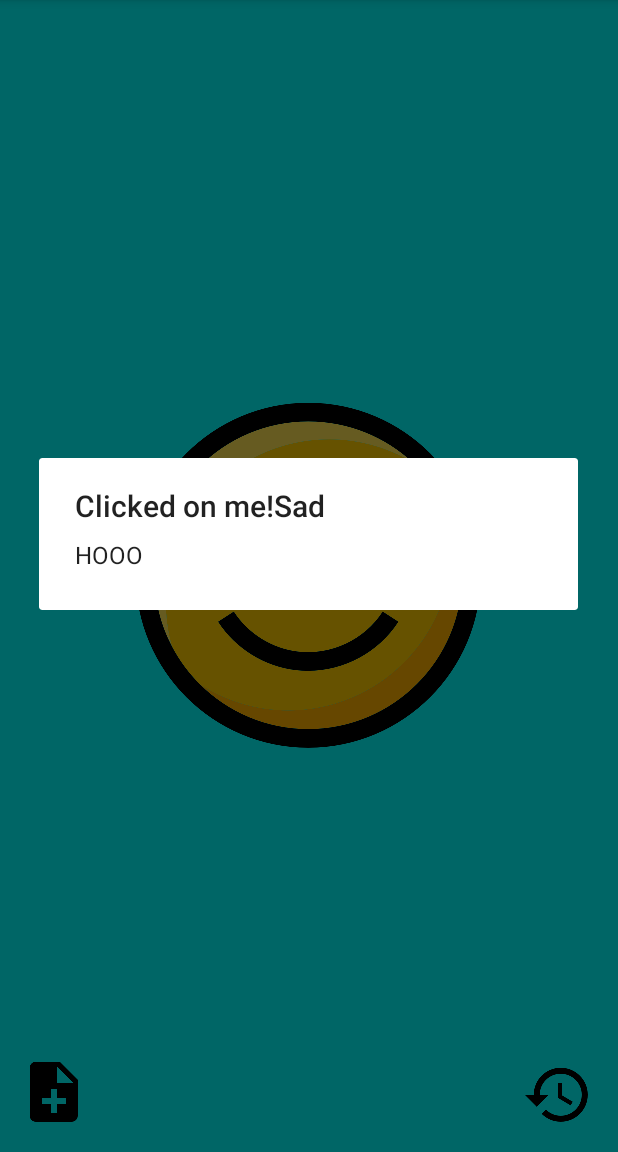
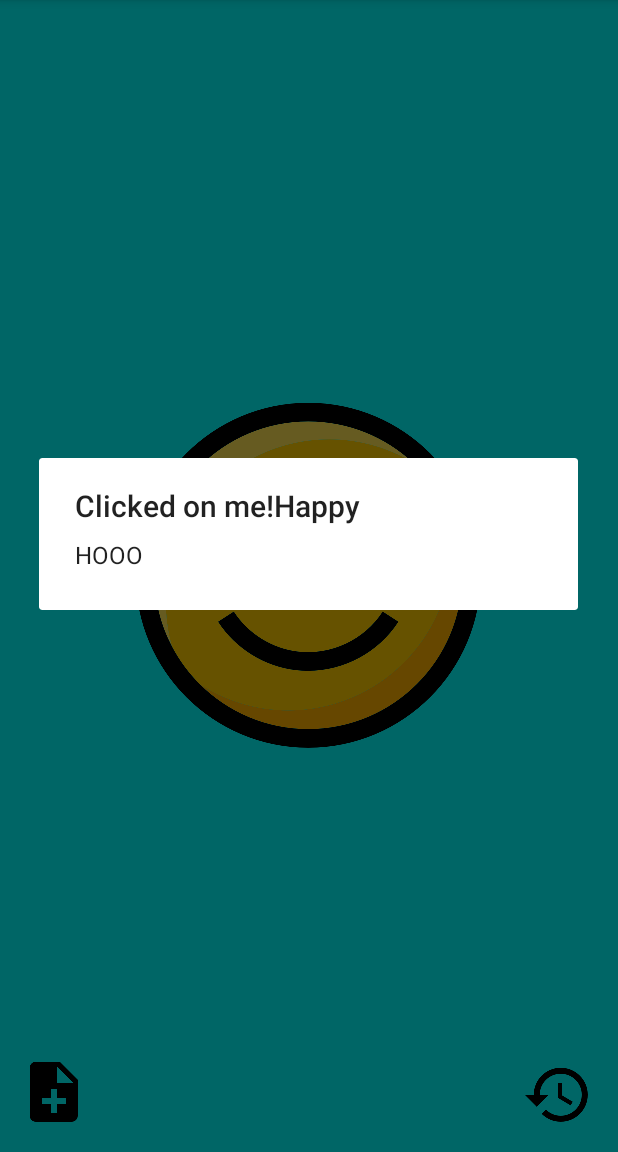
Before and after one commit to Boyman10/AMood, an Android app: the screen it shows after launch (MainActivity), after a tap on an icon or button, on a phone screen of 412 x 824 dp, the part 84-1236 px from its top. Run offline under Robolectric (Android 15) with nearby library versions, the phone set to English and light mode, and no system bars.

Commit message:
Fixing position tracker from reclyclerView

```diff
--- a/app/src/main/java/com/ocr/john/omood/controller/DefaultFragment.java
+++ b/app/src/main/java/com/ocr/john/omood/controller/DefaultFragment.java
@@ -108,15 +108,15 @@ public class DefaultFragment extends Fragment {
         // specify an adapter (see also next example)
         mAdapter = new MyAdapter(getActivity(), new ViewHolderOnClickListener() {
             @Override
-            public void onViewHolderClick(View itemView, String tag) {
+            public void onViewHolderClick(View itemView, int position) {
                 AlertDialog show = new AlertDialog.Builder(itemView.getContext())
-                        .setTitle("Clicked on me!" + tag)
+                        .setTitle("Clicked on me!" + emos.emos.get(position))
                         .setMessage("HOOO")
                         .show();
-                Log.i("Info","New Emo selected : " + tag);
+                Log.i("Info","New Emo selected : " + emos.emos.get(position));
 
                 // Now save a value so we can retrieve the selected element :
-                selectedEmo = emos.emos.indexOf(tag);
+                selectedEmo = position;
 
 
             }
--- a/app/src/main/java/com/ocr/john/omood/model/MyAdapter.java
+++ b/app/src/main/java/com/ocr/john/omood/model/MyAdapter.java
@@ -35,8 +35,6 @@ public class MyAdapter extends RecyclerView.Adapter<MyViewHolder> {
 
     private Map<Integer,Drawable> mDatasetMap = new LinkedHashMap<>();
 
-    private Emo emos = new Emo();
-
     private ViewHolderOnClickListener vListener;
 
     // Provide a suitable constructor (depends on the kind of dataset)
@@ -58,6 +56,8 @@ public class MyAdapter extends RecyclerView.Adapter<MyViewHolder> {
     // Create new views (invoked by the layout manager)
     public MyViewHolder onCreateViewHolder(ViewGroup parent,
                                                    int position) {
+
+        Log.i("Info","Calling onCreateViewHolder - nouvelle vue créée : " );
         View view = LayoutInflater.from(parent.getContext()).inflate(R.layout.list_cell, parent, false);
         return new MyViewHolder(view,vListener);
     }
@@ -68,18 +68,18 @@ public class MyAdapter extends RecyclerView.Adapter<MyViewHolder> {
 
         Log.i("Info","Calling onBindViewHolder - position : " + position);
 
+
         // - get element from your dataset at this position
         // - replace the contents of the view with that element
-        holder.mImageView.setTag(emos.emos.get(position));
-
 
         Drawable dr = mDatasetMap.get(position);
+
         if(dr != null) {
             holder.mImageView.setImageDrawable(dr);
 
         } else {
 
-            Log.i("Info","Error Drawable - position : " + emos.emos.get(position));
+            Log.i("Info","Error Drawable - position : " + position);
         }
 
         // Switch color depending on emoticon : -TODO
--- a/app/src/main/java/com/ocr/john/omood/model/MyViewHolder.java
+++ b/app/src/main/java/com/ocr/john/omood/model/MyViewHolder.java
@@ -4,6 +4,7 @@ package com.ocr.john.omood.model;
 import android.support.v7.app.AlertDialog;
 import android.support.v7.widget.CardView;
 import android.support.v7.widget.RecyclerView;
+import android.util.Log;
 import android.view.View;
 import android.widget.ImageView;
 
@@ -33,11 +34,15 @@ public  class MyViewHolder extends RecyclerView.ViewHolder implements View.OnCli
         mCardView = (CardView) itemView.findViewById(R.id.card_view);
         mImageView.setOnClickListener(this);
 
+        Log.i("Info","Calling MyViewHolder et Image et card " );
+
     }
 
     @Override
     public void onClick(View view){
-        vhListener.onViewHolderClick(view,mImageView.getTag().toString());
+
+        Log.i("Info","Apply click on image with tag and current position : " + getAdapterPosition() );
+        vhListener.onViewHolderClick(view,getAdapterPosition());
     }
 
 }
--- a/app/src/main/java/com/ocr/john/omood/model/ViewHolderOnClickListener.java
+++ b/app/src/main/java/com/ocr/john/omood/model/ViewHolderOnClickListener.java
@@ -10,5 +10,5 @@ import android.view.View;
 public interface ViewHolderOnClickListener {
 
     //This method can be any parameters
-    void onViewHolderClick(View itemView, String tag);
+    void onViewHolderClick(View itemView, int position);
 }
```
